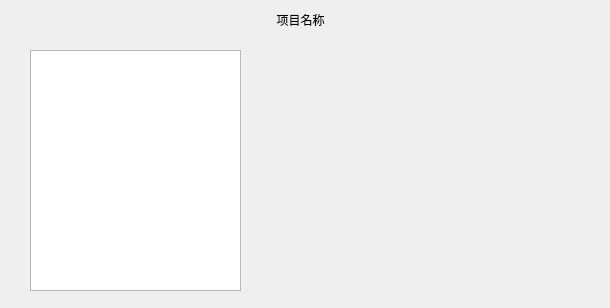
Before: the Qt Designer form ui/gulib_ui.ui in alpxe/python-laya-assist, drawn with Qt 5.
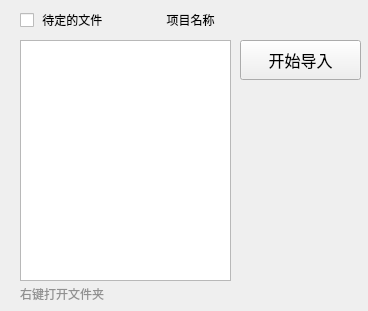
After: the same form once the commit is applied.

Diff of the .ui file:
```diff
--- a/ui/gulib_ui.ui
+++ b/ui/gulib_ui.ui
@@ -6,8 +6,8 @@
    <rect>
     <x>0</x>
     <y>0</y>
-    <width>610</width>
-    <height>308</height>
+    <width>368</width>
+    <height>311</height>
    </rect>
   </property>
   <property name="windowTitle">
@@ -16,9 +16,9 @@
   <widget class="QLabel" name="totalTxt">
    <property name="geometry">
     <rect>
-     <x>190</x>
+     <x>120</x>
      <y>10</y>
-     <width>221</width>
+     <width>141</width>
      <height>20</height>
     </rect>
    </property>
@@ -32,13 +32,101 @@
   <widget class="QListView" name="listView">
    <property name="geometry">
     <rect>
-     <x>30</x>
-     <y>50</y>
+     <x>20</x>
+     <y>40</y>
      <width>211</width>
      <height>241</height>
     </rect>
    </property>
   </widget>
+  <widget class="QCheckBox" name="checkBtn">
+   <property name="geometry">
+    <rect>
+     <x>20</x>
+     <y>10</y>
+     <width>101</width>
+     <height>20</height>
+    </rect>
+   </property>
+   <property name="text">
+    <string> 待定的文件</string>
+   </property>
+  </widget>
+  <widget class="QLabel" name="label">
+   <property name="geometry">
+    <rect>
+     <x>20</x>
+     <y>285</y>
+     <width>211</width>
+     <height>20</height>
+    </rect>
+   </property>
+   <property name="styleSheet">
+    <string notr="true">color:rgba(0, 0, 0, 100)</string>
+   </property>
+   <property name="text">
+    <string>右键打开文件夹</string>
+   </property>
+   <property name="alignment">
+    <set>Qt::AlignLeading|Qt::AlignLeft|Qt::AlignTop</set>
+   </property>
+   <property name="wordWrap">
+    <bool>false</bool>
+   </property>
+  </widget>
+  <widget class="QPushButton" name="generateBtn">
+   <property name="geometry">
+    <rect>
+     <x>240</x>
+     <y>40</y>
+     <width>121</width>
+     <height>40</height>
+    </rect>
+   </property>
+   <property name="font">
+    <font>
+     <pointsize>12</pointsize>
+    </font>
+   </property>
+   <property name="text">
+    <string>开始导入</string>
+   </property>
+  </widget>
+  <widget class="QLabel" name="tipsTxt">
+   <property name="geometry">
+    <rect>
+     <x>250</x>
+     <y>90</y>
+     <width>60</width>
+     <height>16</height>
+    </rect>
+   </property>
+   <property name="text">
+    <string/>
+   </property>
+   <property name="alignment">
+    <set>Qt::AlignLeading|Qt::AlignLeft|Qt::AlignTop</set>
+   </property>
+  </widget>
+  <widget class="QLabel" name="errTxt">
+   <property name="geometry">
+    <rect>
+     <x>250</x>
+     <y>120</y>
+     <width>91</width>
+     <height>161</height>
+    </rect>
+   </property>
+   <property name="styleSheet">
+    <string notr="true">color:rgb(209, 0, 28)</string>
+   </property>
+   <property name="text">
+    <string/>
+   </property>
+   <property name="alignment">
+    <set>Qt::AlignLeading|Qt::AlignLeft|Qt::AlignTop</set>
+   </property>
+  </widget>
  </widget>
  <resources/>
  <connections/>
```
